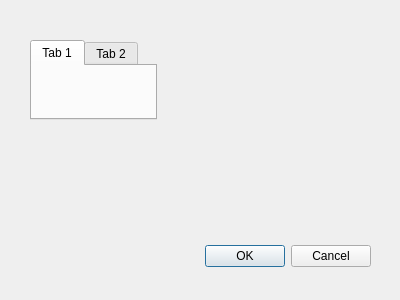
The window that Mdp/MdpProject/dialog.ui (bmitioglov/MdpProject) describes before a commit, drawn with Qt 5.
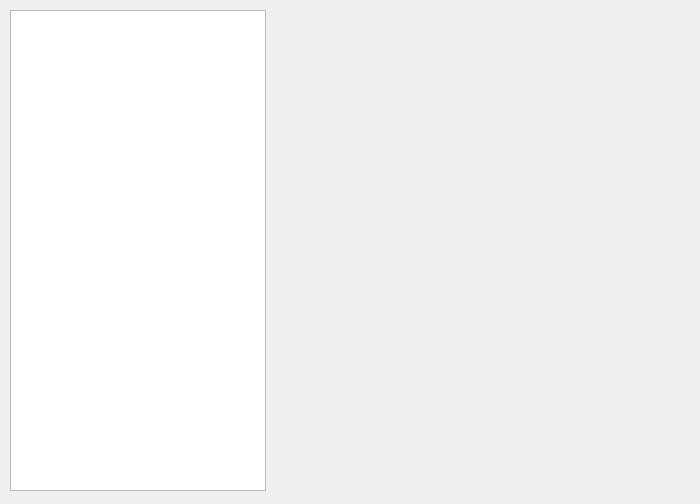
The same window after the commit.

Patch:
```diff
--- a/Mdp/MdpProject/dialog.ui
+++ b/Mdp/MdpProject/dialog.ui
@@ -6,48 +6,32 @@
    <rect>
     <x>0</x>
     <y>0</y>
-    <width>400</width>
-    <height>300</height>
+    <width>700</width>
+    <height>504</height>
    </rect>
   </property>
   <property name="windowTitle">
    <string>Dialog</string>
   </property>
-  <widget class="QDialogButtonBox" name="buttonBox">
+  <widget class="QListView" name="listView">
    <property name="geometry">
     <rect>
-     <x>30</x>
-     <y>240</y>
-     <width>341</width>
-     <height>32</height>
+     <x>10</x>
+     <y>10</y>
+     <width>256</width>
+     <height>481</height>
     </rect>
    </property>
-   <property name="orientation">
-    <enum>Qt::Horizontal</enum>
-   </property>
-   <property name="standardButtons">
-    <set>QDialogButtonBox::Cancel|QDialogButtonBox::Ok</set>
-   </property>
   </widget>
-  <widget class="QTabWidget" name="tabWidget">
+  <widget class="QWidget" name="widget" native="true">
    <property name="geometry">
     <rect>
-     <x>30</x>
-     <y>40</y>
-     <width>127</width>
-     <height>80</height>
+     <x>290</x>
+     <y>10</y>
+     <width>401</width>
+     <height>221</height>
     </rect>
    </property>
-   <widget class="QWidget" name="tab">
-    <attribute name="title">
-     <string>Tab 1</string>
-    </attribute>
-   </widget>
-   <widget class="QWidget" name="tab_2">
-    <attribute name="title">
-     <string>Tab 2</string>
-    </attribute>
-   </widget>
   </widget>
  </widget>
  <resources/>
```
Left out of the diff: 37 changed lines with no effect on the pictures.
